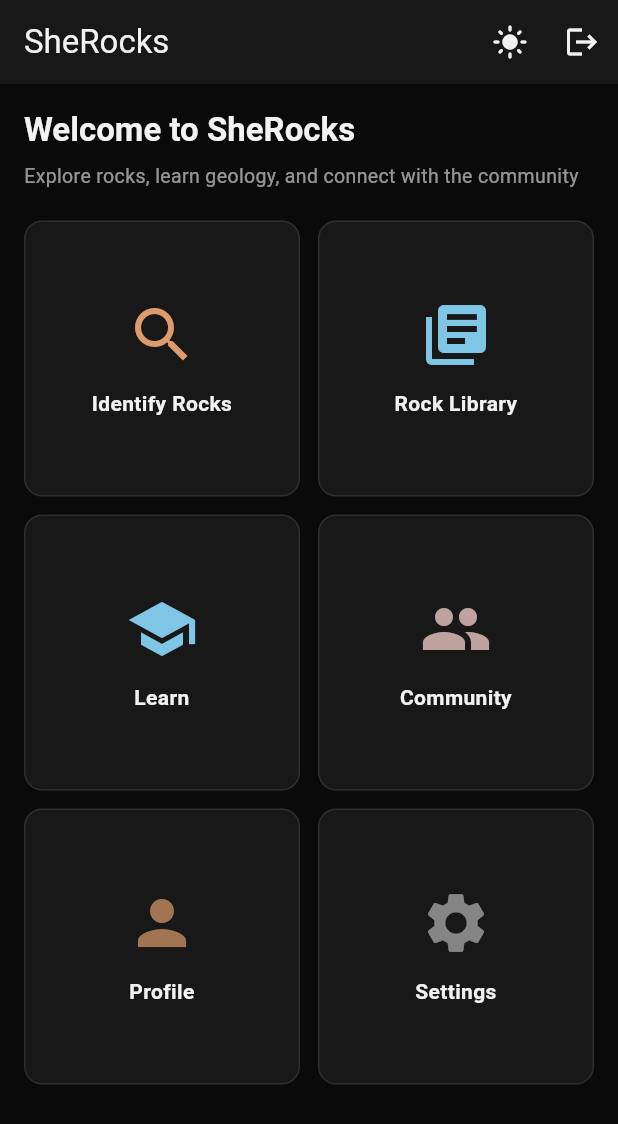
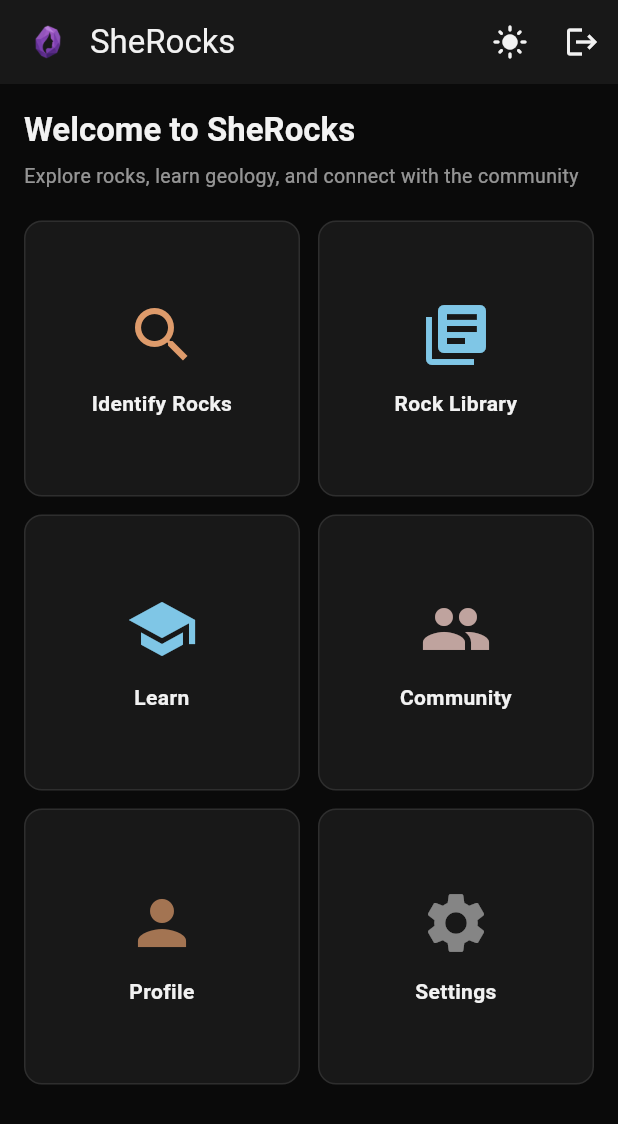
Before and after one commit to Jetrossgalinato/rock_classifier, a Flutter app: the screen it shows after launch, after a tap on "Sign In", on a phone screen of 412 x 824 dp. Shown: the top 1124 px of the screen. Run offline on Flutter 3.47's test engine with Material 3 defaults, Android fonts, the phone set to English and light mode, and no system bars; our stand-ins replace flutter_map, latlong2.

Commit message:
feat: add logo

```diff
--- a/lib/screens/home_screen.dart
+++ b/lib/screens/home_screen.dart
@@ -16,7 +16,13 @@ class HomeScreen extends StatelessWidget {
     return Scaffold(
       backgroundColor: colorScheme.background,
       appBar: AppBar(
-        title: const Text('SheRocks'),
+        title: Row(
+          children: [
+            Image.asset('assets/images/logo.png', height: 32, width: 32),
+            const SizedBox(width: 12),
+            const Text('SheRocks'),
+          ],
+        ),
         actions: [
           IconButton(
             icon: Icon(isDark ? Icons.light_mode : Icons.dark_mode),
--- a/lib/screens/login_screen.dart
+++ b/lib/screens/login_screen.dart
@@ -16,7 +16,13 @@ class LoginScreen extends StatelessWidget {
     return Scaffold(
       backgroundColor: colorScheme.background,
       appBar: AppBar(
-        title: const Text('SheRocks'),
+        title: Row(
+          children: [
+            Image.asset('assets/images/logo.png', height: 32, width: 32),
+            const SizedBox(width: 12),
+            const Text('SheRocks'),
+          ],
+        ),
         actions: [
           IconButton(
             icon: Icon(isDark ? Icons.light_mode : Icons.dark_mode),
```
Also changed, not shown: assets/images/logo.png (added).
